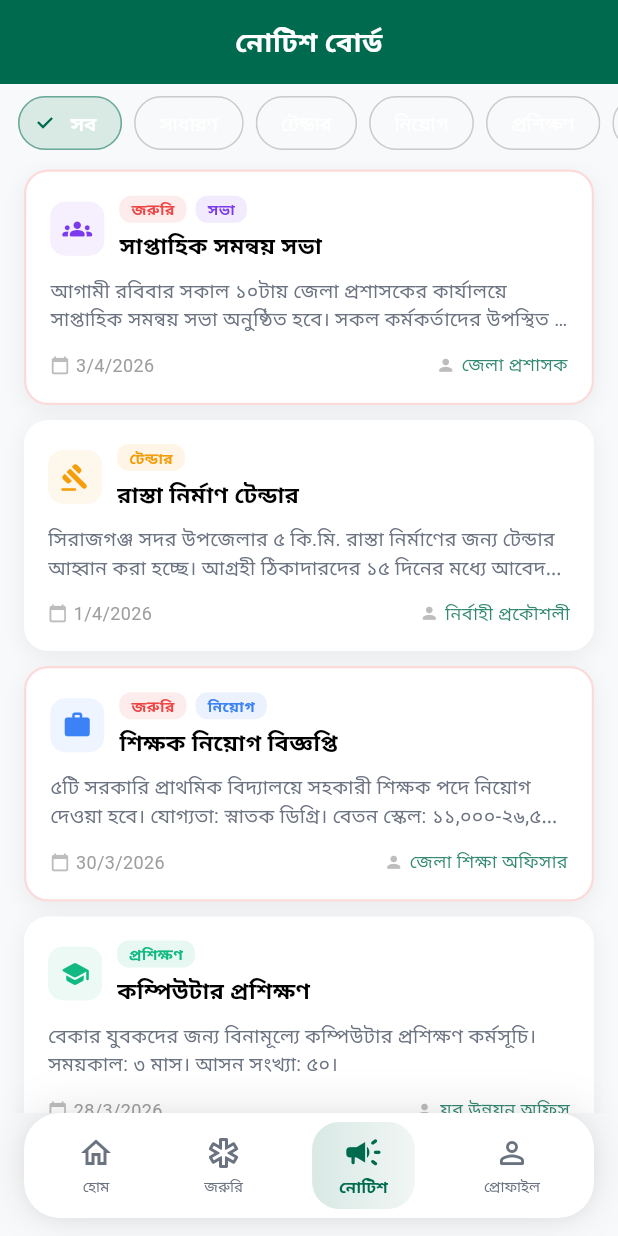
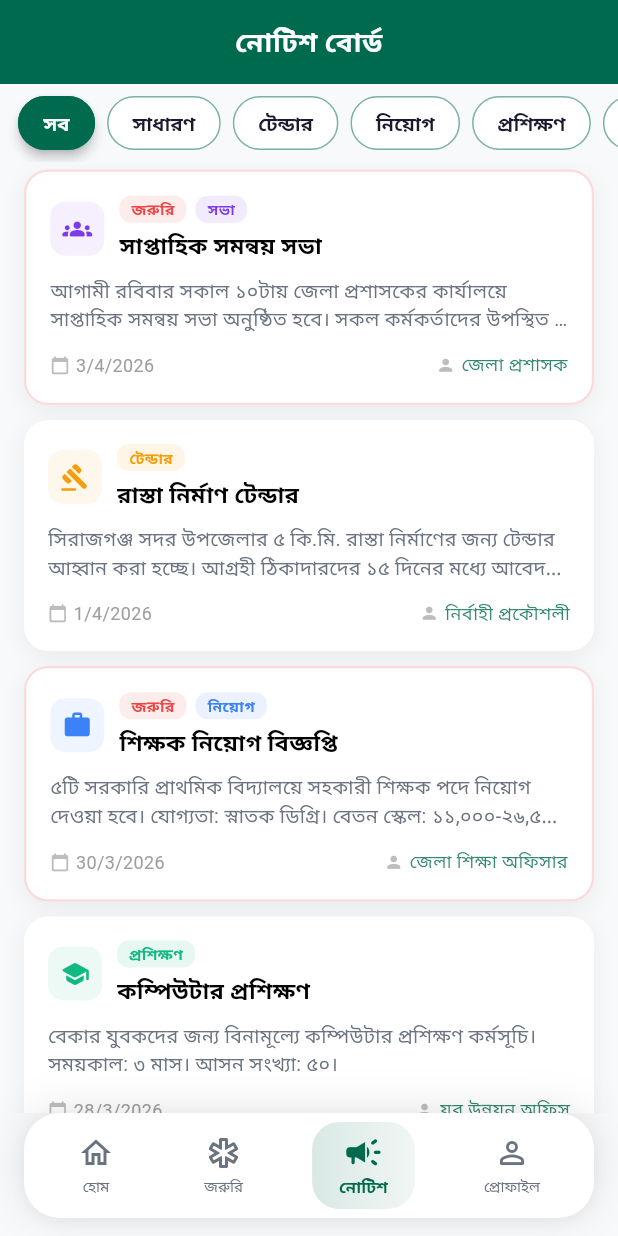
Before and after one commit to Atikul-debug/Jelasheba-App, a Flutter app: the screen it shows after launch, item 3 of the bottom bar chosen, on a phone screen of 412 x 824 dp. Run offline on Flutter 3.47's test engine with Material 3 defaults, Android fonts, the phone set to English and light mode, and no system bars; our stand-ins replace shared_preferences.

Commit message:
Fix FilterChip visibility across all screens - solid color fill when selected
Updated 5 screens with consistent, highly visible FilterChip style:
- citizen_services: নিবন্ধন/পরিচয়পত্র/সনদপত্র/লাইসেন্স (green)
- notice_board: সাধারণ/টেন্ডার/নিয়োগ/প্রশিক্ষণ/সভা (green)
- contact_directory: প্রশাসন/পুলিশ/স্বাস্থ্য/শিক্ষা/কৃষি/ব্যাংক (green)
- emergency: Blood group filters A+/B+/O+ etc. (red)
- education: প্রাথমিক/মাধ্যমিক/কলেজ/মাদ্রাসা/কারিগরি (purple)

Style: selected = solid color fill + white text + elevation shadow
Unselected = white bg + colored border (clearly different from selected)

Co-Authored-By: Claude Opus 4.6 (1M context) <noreply@anthropic.com>

```diff
--- a/lib/features/notice_board/screens/notice_board_screen.dart
+++ b/lib/features/notice_board/screens/notice_board_screen.dart
@@ -66,12 +66,22 @@ class _NoticeboardScreenState extends State<NoticeboardScreen> {
                 return Padding(
                   padding: const EdgeInsets.only(right: 8),
                   child: FilterChip(
-                    label: Text(cat, style: TextStyle(fontWeight: isSelected ? FontWeight.w600 : FontWeight.w400, fontSize: 13)),
+                    label: Text(
+                      cat,
+                      style: TextStyle(
+                        fontWeight: FontWeight.w600,
+                        fontSize: 13,
+                        color: isSelected ? Colors.white : (Theme.of(context).brightness == Brightness.dark ? Colors.white : AppColors.textPrimary),
+                      ),
+                    ),
                     selected: isSelected,
+                    showCheckmark: false,
                     onSelected: (_) => setState(() => _selectedCategory = cat),
-                    selectedColor: AppColors.primary.withValues(alpha: 0.15),
-                    checkmarkColor: AppColors.primary,
-                    side: BorderSide(color: isSelected ? AppColors.primary.withValues(alpha: 0.3) : Colors.grey.withValues(alpha: 0.3)),
+                    selectedColor: AppColors.primary,
+                    backgroundColor: Theme.of(context).brightness == Brightness.dark ? AppColors.darkCard : Colors.white,
+                    side: BorderSide(color: isSelected ? AppColors.primary : AppColors.primary.withValues(alpha: 0.3)),
+                    elevation: isSelected ? 3 : 0,
+                    shadowColor: AppColors.primary.withValues(alpha: 0.4),
                   ),
                 );
               },
```
Also changed, not shown: lib/features/citizen_services/screens/citizen_services_screen.dart (+14 -4 lines), lib/features/contact_directory/screens/contact_directory_screen.dart (+14 -4 lines), lib/features/education/screens/education_screen.dart (+14 -6 lines), lib/features/emergency/screens/emergency_screen.dart (+13 -4 lines).
